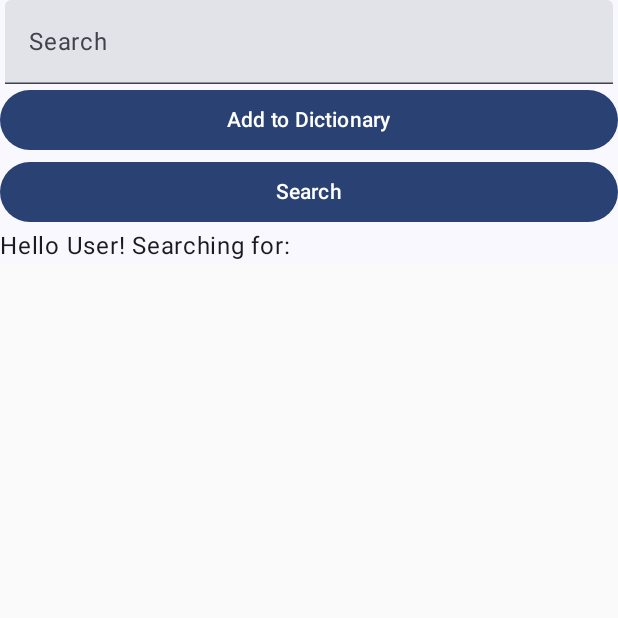
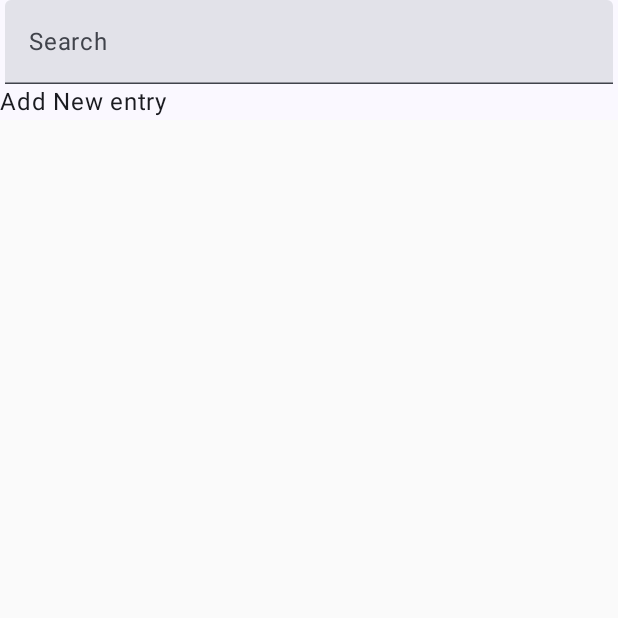
Before and after one commit to sesh9096/ooad_semester_project, an Android app built with Jetpack Compose: the screen it shows after launch (MainActivity), on a phone screen of 412 x 824 dp, the top half of it. Run offline under Robolectric (Android 15) with nearby library versions, the phone set to English and light mode, and no system bars; our stand-ins replace Room's generated code.

```diff
--- a/app/src/main/java/definote/ooad/EntryDao.kt
+++ b/app/src/main/java/definote/ooad/EntryDao.kt
@@ -10,8 +10,8 @@ import kotlinx.coroutines.flow.Flow
 
 @Dao
 interface EntryDao {
-    @RawQuery
-    suspend fun getWithRawQuery(query: SupportSQLiteQuery): Flow<List<Entry>>
+    @RawQuery(observedEntities = [Entry::class])
+    fun getWithRawQuery(query: SupportSQLiteQuery): Flow<List<Entry>>
 
     @Query("SELECT * FROM entry")
     fun getAll(): Flow<List<Entry>>
--- a/app/src/main/java/definote/ooad/EntryFactory.kt
+++ b/app/src/main/java/definote/ooad/EntryFactory.kt
@@ -7,9 +7,9 @@ import kotlin.random.Random
 
 class EntryFactory(private val entryDao:EntryDao) {
     // Method to generate and add entries to the database
-    fun generateAndAddEntry(name: String, description: String) {
+    fun generateAndAddEntry(name: String, description: String, part:String) {
         // Create an Entry object with the provided name and description
-        val entry = Entry(Random.nextInt(), name, description)
+        val entry = Entry(Random.nextInt(), name, description, part)
 
         // Add the entry to the database using the EntryDao
         insertEntry(entry)
--- /dev/null
+++ b/app/src/main/java/definote/ooad/EntryListState.kt
@@ -0,0 +1,6 @@
+package definote.ooad
+
+data class EntryListState (
+    val entries: List<Entry> = emptyList(),
+    val searchText: String = "",
+)
--- /dev/null
+++ b/app/src/main/java/definote/ooad/EntryListViewModel.kt
@@ -0,0 +1,30 @@
+package definote.ooad
+
+import android.content.Context
+import androidx.lifecycle.ViewModel
+import androidx.lifecycle.viewModelScope
+import kotlinx.coroutines.flow.MutableStateFlow
+import kotlinx.coroutines.flow.SharingStarted
+import kotlinx.coroutines.flow.combine
+import kotlinx.coroutines.flow.stateIn
+import kotlinx.coroutines.flow.update
+import kotlinx.coroutines.launch
+
+class EntryListViewModel(context: Context) : ViewModel () {
+//    private var sortingStrategy = MutableStateFlow(SimpleFilterStrategy(context) as FilterStrategy)
+    private val sortingStrategy : FilterStrategy = SimpleFilterStrategy(context = context)
+    private val entryFlow = sortingStrategy.getEntries("")
+    private val _state = MutableStateFlow(EntryListState())
+    val state = combine(_state, entryFlow){
+        state,entries -> state.copy(
+            entries = entries
+        )
+    }.stateIn(viewModelScope, SharingStarted.WhileSubscribed(5000), EntryListState())
+    fun search(searchText:String){
+        viewModelScope.launch {
+            _state.update { it.copy(
+                searchText = searchText
+            ) }
+        }
+    }
+}
--- a/app/src/main/java/definote/ooad/MainActivity.kt
+++ b/app/src/main/java/definote/ooad/MainActivity.kt
@@ -4,12 +4,14 @@ import android.content.Intent
 import android.os.Bundle
 import androidx.activity.ComponentActivity
 import androidx.activity.compose.setContent
+import androidx.activity.viewModels
 import androidx.compose.foundation.clickable
 import androidx.compose.foundation.layout.Column
 import androidx.compose.foundation.layout.Row
 import androidx.compose.foundation.layout.fillMaxWidth
 import androidx.compose.foundation.layout.padding
 import androidx.compose.foundation.lazy.LazyColumn
+import androidx.compose.foundation.lazy.items
 import androidx.compose.material3.Button
 import androidx.compose.material3.MaterialTheme
 import androidx.compose.material3.Surface
@@ -17,6 +19,7 @@ import androidx.compose.material3.Text
 import androidx.compose.material3.TextButton
 import androidx.compose.material3.TextField
 import androidx.compose.runtime.Composable
+import androidx.compose.runtime.collectAsState
 import androidx.compose.runtime.getValue
 import androidx.compose.runtime.mutableStateOf
 import androidx.compose.runtime.remember
@@ -25,76 +28,99 @@ import androidx.compose.runtime.setValue
 import androidx.compose.ui.Modifier
 import androidx.compose.ui.unit.dp
 import androidx.compose.ui.unit.sp
+import androidx.lifecycle.ViewModel
+import androidx.lifecycle.ViewModelProvider
 import definote.ooad.ui.theme.MyApplicationTheme
 import kotlinx.coroutines.CoroutineScope
 import kotlinx.coroutines.Dispatchers
 import kotlinx.coroutines.GlobalScope
+import kotlinx.coroutines.MainScope
+import kotlinx.coroutines.flow.emptyFlow
 import kotlinx.coroutines.launch
 import kotlinx.coroutines.runBlocking
 
 class MainActivity : ComponentActivity() {
-    override fun onCreate(savedInstanceState: Bundle?) = runBlocking{
-        val entryDao = AppDatabase.getInstance(applicationContext).entryDao()
+    val viewModel by viewModels<EntryListViewModel>(
+        factoryProducer = {
+            object : ViewModelProvider.Factory{
+                override fun <T : ViewModel> create(modelClass: Class<T>): T {
+                    return EntryListViewModel(applicationContext) as T
+                }
+            }
+        }
+    )
+    override fun onCreate(savedInstanceState: Bundle?) {
         super.onCreate(savedInstanceState)
         setContent {
             MyApplicationTheme {
                 Surface(color = MaterialTheme.colorScheme.background) {
+                    val state by viewModel.state.collectAsState()
                     var searchStrategy by remember {
                         mutableStateOf(SimpleFilterStrategy(applicationContext))
                     }
-                    var searchText by remember { mutableStateOf("") }
-                    var searchResult by remember { mutableStateOf(emptyList<Entry>()) }
                     Column {
-                        SearchBar(
-                            searchText = searchText,
-                            onSearchTextChanged = { searchText = it }
-                        )
-                        Button(
-                            onClick = {
-                                addTextToDB(searchText)
-                                //searchResult = searchDB(searchText)
-                            },
+                        Row(
                             modifier = Modifier.fillMaxWidth()
                         ) {
-                            Text("Add to Dictionary")
+                            TextField(
+                                value = state.searchText,
+                                onValueChange = {searchText:String -> viewModel.search(searchText)},
+                                modifier = Modifier
+                                    .padding(horizontal = 3.dp)
+                                    .weight(10F),
+                                label = { Text("Search") }
+                            )
                         }
-                        Button(
-                            onClick = {
-                                //navigateToDisplayEntryPage()
-                                val job = GlobalScope.launch(Dispatchers.IO) {
-                                    searchResult = searchDB(searchText)
+                        LazyColumn {
+                            item{
+                                Row(
+                                    Modifier.fillMaxWidth().clickable {
+                                        // TODO: Make edit activity work and launch here
+                                        Intent(
+                                            applicationContext,
+                                            DisplayEntryPage::class.java
+                                        ).also {
+                                            it.putExtra("ENTRY_OBJECT", Entry(name = "hello", description = "desc", part = "n"))
+                                            startActivity(it)
+                                        }
+                                    }
+                                ) {
+                                    Text(text = "Add New entry")
                                 }
-                            },
-                            modifier = Modifier.fillMaxWidth()
-                        ) {
-                            Text("Search")
-                        }
-                        Greeting(
-                            name = "User",
-                            searchText = searchText,
-                            searchResult = searchResult,
-                            onClick = { navigateToDisplayEntryPage()}
-                        )
-                        LazyColumn {
+                            }
+                            items(state.entries) {entry->
+                                Row(
+                                    Modifier.fillMaxWidth().clickable{
+                                        Intent(applicationContext, DisplayEntryPage::class.java).also{
+                                            it.putExtra("ENTRY_OBJECT", entry)
+                                            startActivity(it)
+                                        }
+                                    }
+                                ){
+                                    /*Text(
+                                        text = entry.name,
+                                        fontSize = 20.sp,
+                                    )
+                                    Text(
+                                        text = entry.description,
+                                        modifier = modifier,
+                                        fontSize = 10.sp,
+                                    )
+                                    */
+                                    Text(entry.name)
+                                }
+                            }
                         }
                     }
                 }
             }
         }
     }
-    private fun navigateToDisplayEntryPage() {
-        val intent = Intent(this, DisplayEntryPage::class.java)
-        startActivity(intent)
-    }
-    private suspend fun searchDB(text: String): List<Entry>{
-        var result = emptyList<Entry>()
-        val job = GlobalScope.launch(Dispatchers.IO) {
-            val simpleStrategy = SimpleFilterStrategy(applicationContext)
-            result =  simpleStrategy.getEntries(text)
+    private fun navigateToDisplayEntryPage(entry: Entry) {
+         Intent(applicationContext, DisplayEntryPage::class.java).also{
+            it.putExtra("ENTRY_OBJECT", entry)
+            startActivity(it)
         }
-        job.join()
-        println("Searching")
-        return result
     }
     /*
     private fun searchFile(query: String): List<String> {
@@ -118,60 +144,52 @@ class MainActivity : ComponentActivity() {
         val entryDao = AppDatabase.getInstance(applicationContext).entryDao()
         val entryFactory = EntryFactory(entryDao)
         println("Insert")
-        entryFactory.generateAndAddEntry("Test", text)
+        entryFactory.generateAndAddEntry("Test", text, "n")
     }
 }
 
-@Composable
-fun EntryDisplay(entry: Entry, modifier: Modifier = Modifier.fillMaxWidth(), onClick:() -> Unit) {
-    var enabled by rememberSaveable{ mutableStateOf(true)}
-    Row(
-        modifier.clickable{
-            onClick()
-        }
-    ){
-        /*Text(
-            text = entry.name,
-            fontSize = 20.sp,
-        )
-        Text(
-            text = entry.description,
-            modifier = modifier,
-            fontSize = 10.sp,
-        )
-        */
-        TextButton(
-            onClick = { onClick() }
-        ) {
-            Text("${entry.name}")
-        }
-    }
-}
-@Composable
-fun SearchBar(searchText: String, onSearchTextChanged: (String) -> Unit) {
-    Row(
-        modifier = Modifier.fillMaxWidth()
-    ) {
-        TextField(
-            value = searchText,
-            onValueChange = onSearchTextChanged,
-            modifier = Modifier
-                .padding(horizontal = 3.dp)
-                .weight(10F),
-            label = { Text("Search") }
-        )
-    }
-}
-
-@Composable
-fun Greeting(name: String, searchText: String, searchResult: List<Entry>, onClick: () -> Unit) {
-    Column {
-        Text(text = "Hello $name! Searching for: $searchText")
-        searchResult.forEach {
-            EntryDisplay(it, onClick = onClick)
-        }
-    }
-}
+//@Composable
+//fun EntryDisplay(entry: Entry, modifier: Modifier = Modifier.fillMaxWidth()) {
+//    Row(
+//        modifier.clickable{
+//            Intent(applicationContext, DisplayEntryPage::class.java).also{
+//                it.putExtra("ENTRY_OBJECT", entry)
+//                startActivity(it)
+//            }
+//        }
+//    ){
+//        /*Text(
+//            text = entry.name,
+//            fontSize = 20.sp,
+//        )
+//        Text(
+//            text = entry.description,
+//            modifier = modifier,
+//            fontSize = 10.sp,
+//        )
+//        */
+//        TextButton(
+//            onClick = { onClick() }
+//        ) {
+//            Text(entry.name)
+//        }
+//    }
+//}
+//@Composable
+//fun SearchBar(searchText: String, onSearchTextChanged: (String) -> Unit) {
+//    Row(
+//        modifier = Modifier.fillMaxWidth()
+//    ) {
+//        TextField(
+//            value = searchText,
+//            onValueChange = onSearchTextChanged,
+//            modifier = Modifier
+//                .padding(horizontal = 3.dp)
+//                .weight(10F),
+//            label = { Text("Search") }
+//        )
+//    }
+//}
 
 /*
 @Preview(showBackground = true)
```
Also changed, not shown: app/src/main/java/definote/ooad/DisplayEntryPage.kt (+16 -4 lines), app/src/main/java/definote/ooad/EditEntryActivity.kt (added, +12 -0 lines), app/src/main/java/definote/ooad/Entry.kt (+5 -2 lines), 1 other file.
